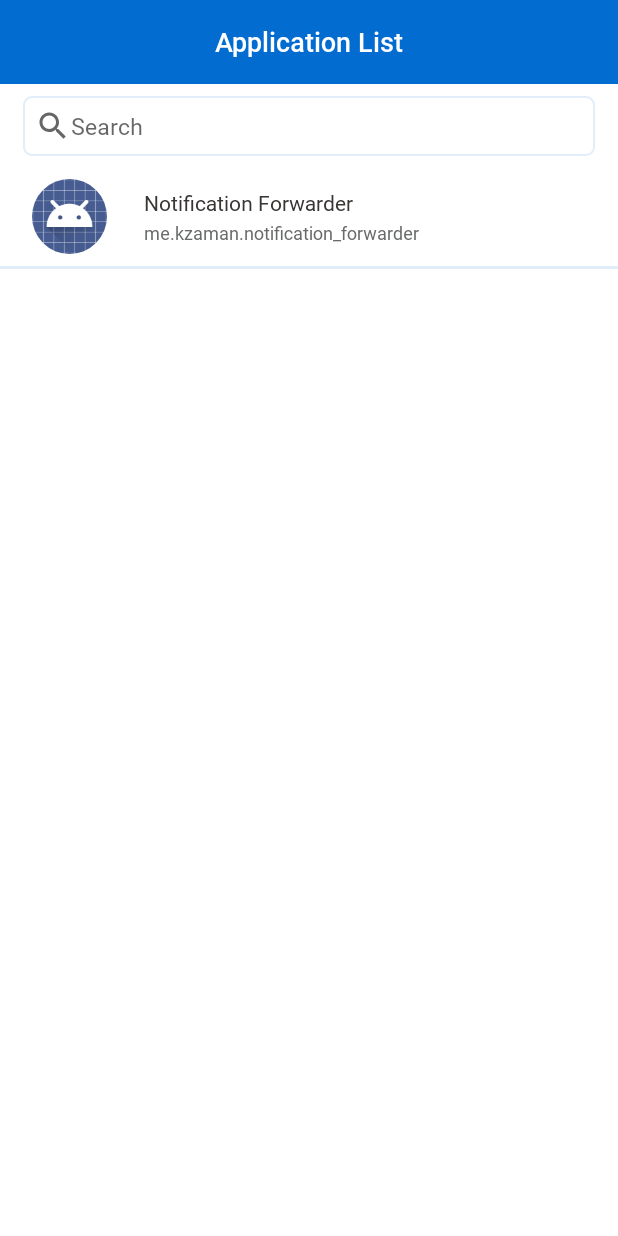
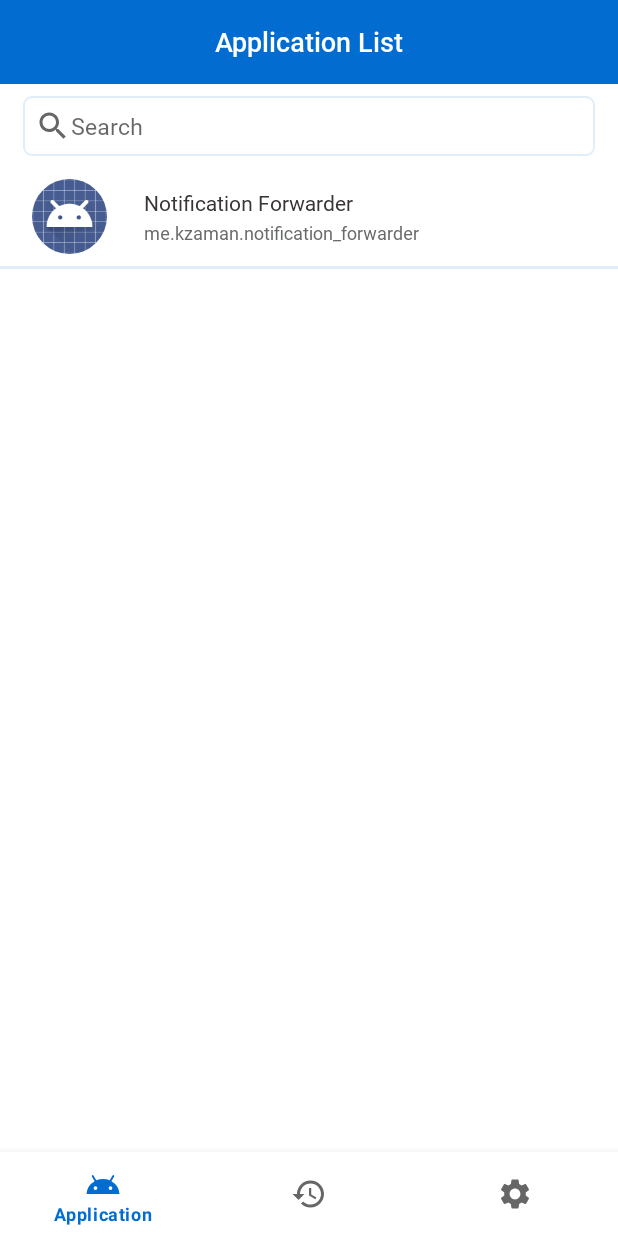
Before and after one commit to kzamaan/notifier-app, an Android app: the screen it shows after launch (MainActivity), on a phone screen of 412 x 824 dp. Run offline under Robolectric (Android 15) with nearby library versions, the phone set to English and light mode, and no system bars; our stand-ins replace CircleImageView, Dagger/Hilt's generated code, data binding, sdp/ssp sizes; pictures from the network do not load.

Commit message:
added bottom nav manu

```diff
--- /dev/null
+++ b/app/src/main/res/drawable/ic_baseline_android_24.xml
@@ -0,0 +1,10 @@
+<vector xmlns:android="http://schemas.android.com/apk/res/android"
+        android:width="24dp"
+        android:height="24dp"
+        android:viewportWidth="24"
+        android:viewportHeight="24"
+        android:tint="?attr/colorControlNormal">
+    <path
+        android:pathData="M17.6,11.48 L19.44,8.3a0.63,0.63 0,0 0,-1.09 -0.63l-1.88,3.24a11.43,11.43 0,0 0,-8.94 0L5.65,7.67a0.63,0.63 0,0 0,-1.09 0.63L6.4,11.48A10.81,10.81 0,0 0,1 20L23,20A10.81,10.81 0,0 0,17.6 11.48ZM7,17.25A1.25,1.25 0,1 1,8.25 16,1.25 1.25,0 0,1 7,17.25ZM17,17.25A1.25,1.25 0,1 1,18.25 16,1.25 1.25,0 0,1 17,17.25Z"
+        android:fillColor="@android:color/white"/>
+</vector>
--- /dev/null
+++ b/app/src/main/res/drawable/ic_baseline_history_24.xml
@@ -0,0 +1,10 @@
+<vector xmlns:android="http://schemas.android.com/apk/res/android"
+    android:width="24dp"
+    android:height="24dp"
+    android:viewportWidth="24"
+    android:viewportHeight="24"
+    android:tint="?attr/colorControlNormal">
+  <path
+      android:fillColor="@android:color/white"
+      android:pathData="M13,3c-4.97,0 -9,4.03 -9,9L1,12l3.89,3.89 0.07,0.14L9,12L6,12c0,-3.87 3.13,-7 7,-7s7,3.13 7,7 -3.13,7 -7,7c-1.93,0 -3.68,-0.79 -4.94,-2.06l-1.42,1.42C8.27,19.99 10.51,21 13,21c4.97,0 9,-4.03 9,-9s-4.03,-9 -9,-9zM12,8v5l4.28,2.54 0.72,-1.21 -3.5,-2.08L13.5,8L12,8z"/>
+</vector>
--- a/app/src/main/res/layout/activity_main.xml
+++ b/app/src/main/res/layout/activity_main.xml
@@ -19,10 +19,19 @@
         android:layout_width="match_parent"
         android:layout_height="0dp"
         app:defaultNavHost="true"
-        app:layout_constraintBottom_toBottomOf="parent"
+        app:layout_constraintBottom_toTopOf="@id/bottomNavigationView"
         app:layout_constraintLeft_toLeftOf="parent"
         app:layout_constraintRight_toRightOf="parent"
         app:layout_constraintTop_toBottomOf="@+id/toolbar_root"
         app:navGraph="@navigation/app_list_graph" />
 
+    <com.google.android.material.bottomnavigation.BottomNavigationView
+        android:id="@+id/bottomNavigationView"
+        android:layout_width="match_parent"
+        android:layout_height="0dp"
+        app:labelVisibilityMode="selected"
+        app:layout_constraintBottom_toBottomOf="parent"
+        app:layout_constraintEnd_toEndOf="parent"
+        app:menu="@menu/bottom_nav_menu" />
+
 </androidx.constraintlayout.widget.ConstraintLayout>
--- /dev/null
+++ b/app/src/main/res/menu/bottom_nav_menu.xml
@@ -0,0 +1,15 @@
+<?xml version="1.0" encoding="utf-8"?>
+<menu xmlns:android="http://schemas.android.com/apk/res/android">
+    <item
+        android:id="@+id/application"
+        android:title="Application"
+        android:icon="@drawable/ic_baseline_android_24"/>
+    <item
+        android:id="@+id/history"
+        android:title="History"
+        android:icon="@drawable/ic_baseline_history_24"/>
+    <item
+        android:id="@+id/settings"
+        android:title="Settings"
+        android:icon="@drawable/ic_baseline_settings_24"/>
+</menu>
```
